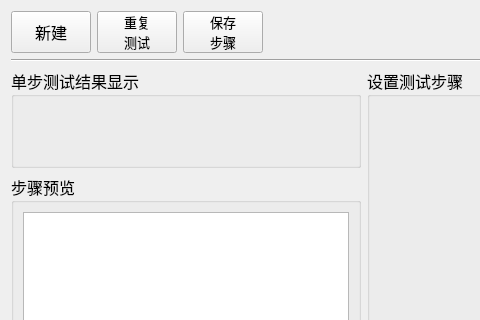
Old version of the form MeterMode/clsSetTestStep.ui in the repository caicaiking/WKEFactoryView2014; both pictures show x 0 to 480 and y 0 to 320 of the 902 by 611 pixel window.
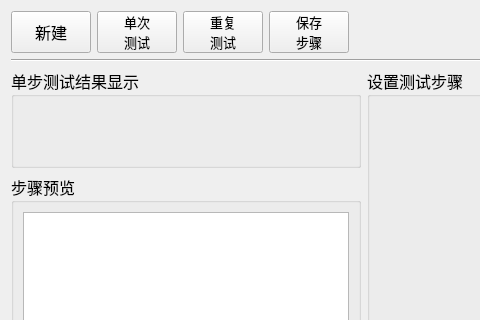
New version of the form. Icons and pictures are not drawn. Custom widgets are drawn as their Qt base class.

Commit message: 修改了仪表模式

The edit to the form file:
```diff
--- a/MeterMode/clsSetTestStep.ui
+++ b/MeterMode/clsSetTestStep.ui
@@ -64,6 +64,45 @@
        </property>
       </widget>
      </item>
+     <item>
+      <widget class="QPushButton" name="btnSingle">
+       <property name="minimumSize">
+        <size>
+         <width>80</width>
+         <height>42</height>
+        </size>
+       </property>
+       <property name="maximumSize">
+        <size>
+         <width>1111</width>
+         <height>1111</height>
+        </size>
+       </property>
+       <property name="font">
+        <font>
+         <family>楷体</family>
+         <pointsize>10</pointsize>
+        </font>
+       </property>
+       <property name="text">
+        <string>单次
+测试</string>
+       </property>
+       <property name="icon">
+        <iconset resource="../recFile/myRes.qrc">
+         <normaloff>:/Icons/single.png</normaloff>:/Icons/single.png</iconset>
+       </property>
+       <property name="iconSize">
+        <size>
+         <width>22</width>
+         <height>22</height>
+        </size>
+       </property>
+       <property name="checkable">
+        <bool>false</bool>
+       </property>
+      </widget>
+     </item>
      <item>
       <widget class="QPushButton" name="btnTest">
        <property name="minimumSize">
```
The commit also changes 2 other files.
